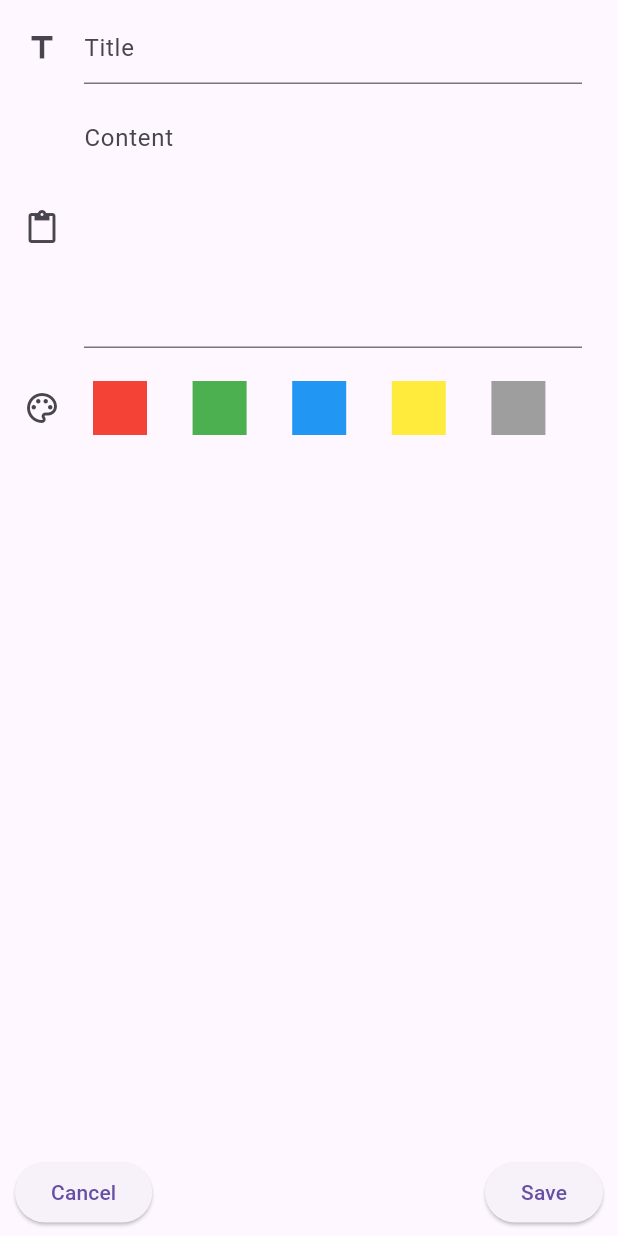
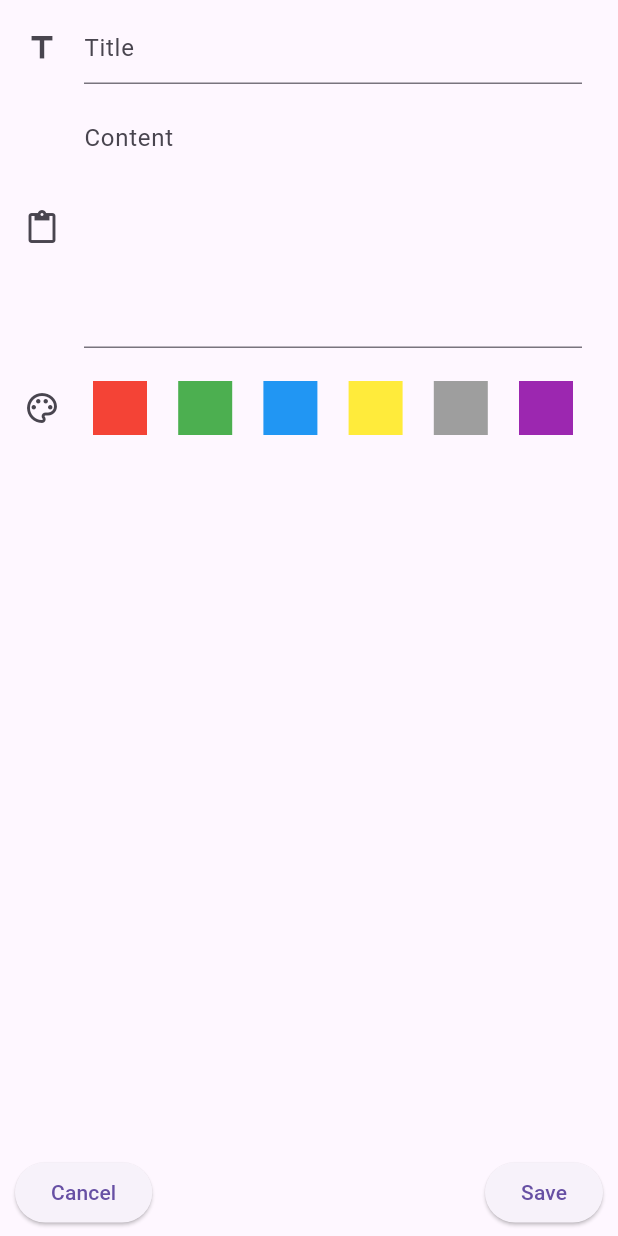
Before and after one commit to PiuPauxD/daily_planner, a Flutter app: the NotesEntry screen opened directly, on a phone screen of 412 x 824 dp. Run offline on Flutter 3.47's test engine with Material 3 defaults, Android fonts, the phone set to English and light mode, and no system bars; our stand-ins replace flutter_slidable, sqflite, sqflite_common_ffi; accounts and stored records are empty.

Commit message:
color error

```diff
--- a/lib/notes/notesEntry.dart
+++ b/lib/notes/notesEntry.dart
@@ -164,6 +164,22 @@ class NotesEntry extends StatelessWidget {
                         },
                       ),
                       const Spacer(),
+                      GestureDetector(
+                        child: Container(
+                          decoration: ShapeDecoration(
+                            shape: Border.all(width: 18, color: Colors.purple) +
+                                Border.all(
+                                    width: 6,
+                                    color: notesModel.color == "purple"
+                                        ? Colors.purple
+                                        : Theme.of(context).canvasColor),
+                          ),
+                        ),
+                        onTap: () {
+                          notesModel.entityBeingEdited.color = "purple";
+                          notesModel.setColor("purple");
+                        },
+                      ),
                     ],
                   ),
                 ),
--- a/lib/notes/notesList.dart
+++ b/lib/notes/notesList.dart
@@ -34,6 +34,9 @@ class NotesList extends StatelessWidget {
                     break;
                   case "grey":
                     color = Colors.grey;
+                    break;
+                  case "purple":
+                    color = Colors.purple;
                     break;
                 }
                 return Container(
```
